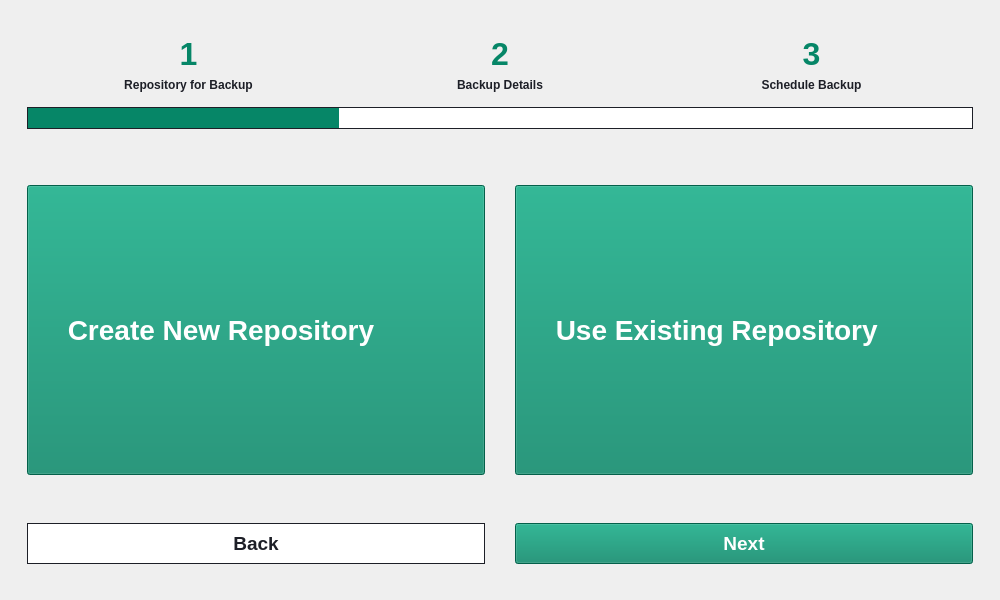
The window that src/gui/tabs/backup_tab.ui (HPE-Backup-and-Recovery-System/ResilioZ) describes before a commit, drawn with Qt 5.
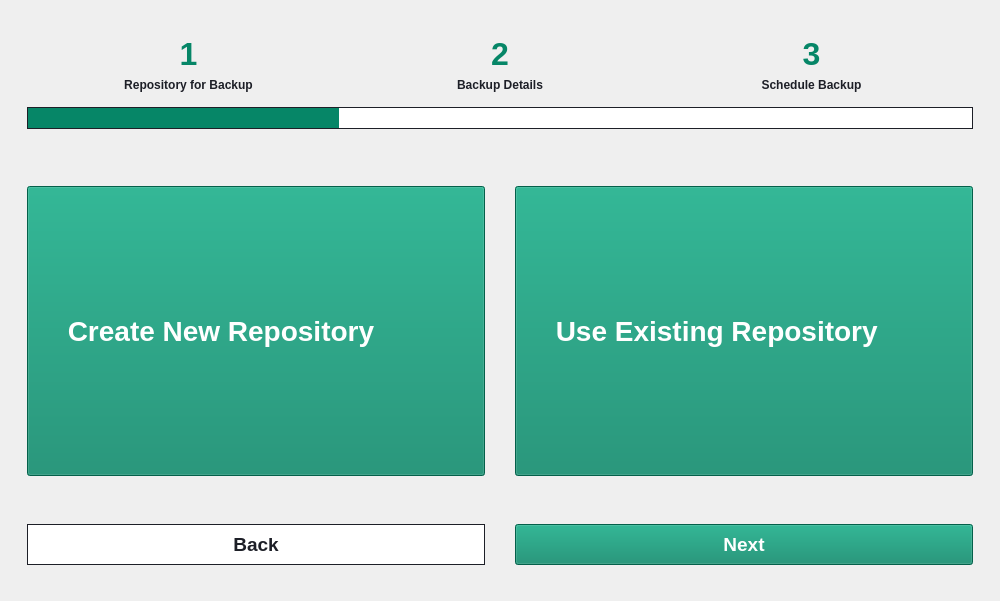
The same window after the commit. Icons and pictures are not drawn.

The edit to the form file:
```diff
--- a/src/gui/tabs/backup_tab.ui
+++ b/src/gui/tabs/backup_tab.ui
@@ -7,7 +7,7 @@
     <x>0</x>
     <y>0</y>
     <width>1000</width>
-    <height>600</height>
+    <height>601</height>
    </rect>
   </property>
   <property name="mouseTracking">
```
Left out of the diff: 6 changed lines with no effect on the pictures.
